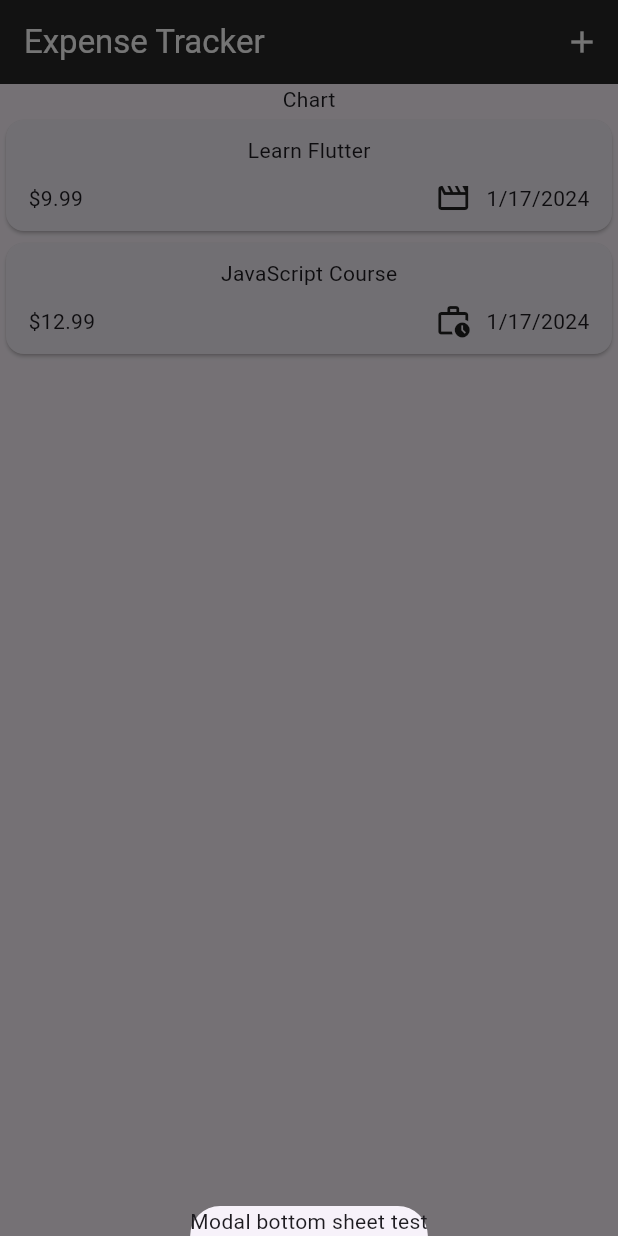
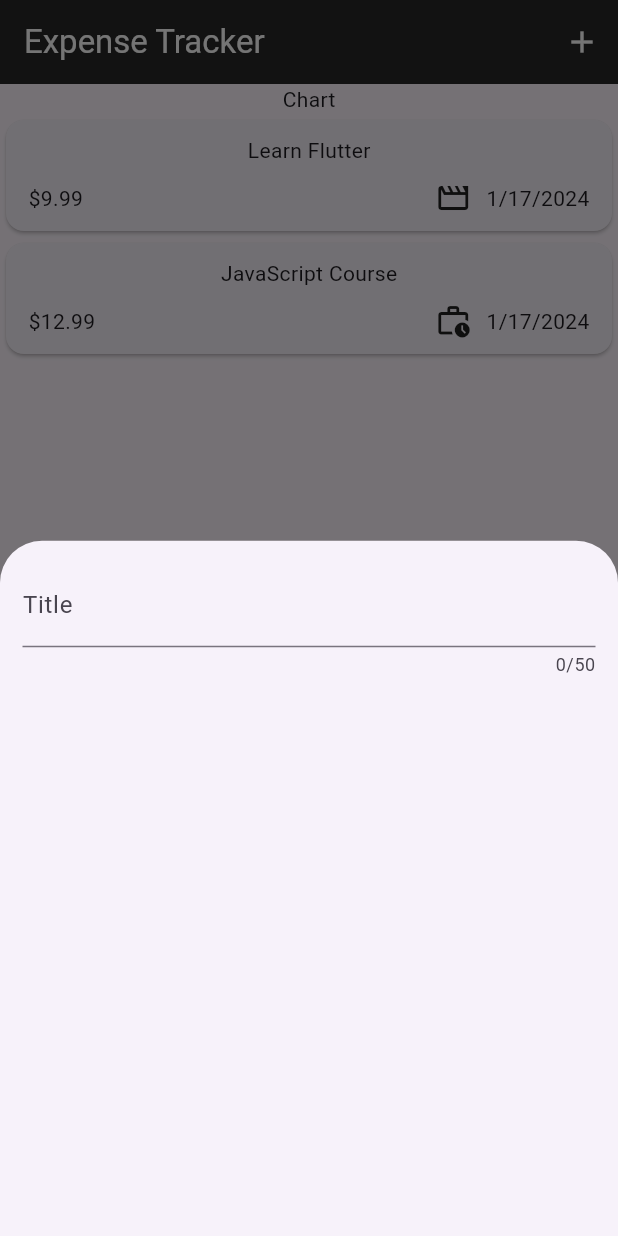
Before and after one commit to carlsantos-mkii/expense-tracker, a Flutter app: the screen it shows after launch, after a tap on the "add" icon, on a phone screen of 412 x 824 dp. Run offline on Flutter 3.47's test engine with Material 3 defaults, Android fonts, the phone set to English and light mode, and no system bars.

Commit message:
Added input field in the modal

```diff
--- a/lib/widgets/expenses.dart
+++ b/lib/widgets/expenses.dart
@@ -1,3 +1,4 @@
+import 'package:expense_tracker/widgets/new_expense.dart';
 import 'package:flutter/material.dart';
 import 'package:expense_tracker/models/expense.dart';
 import 'package:expense_tracker/widgets/expenses_list/expenses_list.dart';
@@ -30,9 +31,7 @@ class _ExpensesState extends State<Expenses> {
   void _openAddExpenseOverlay() {
     showModalBottomSheet(
       context: context,
-      builder: (context) {
-        return const Text('Modal bottom sheet test');
-      }
+      builder: (ctx) => const NewExpense(),
     );
   }
 
--- /dev/null
+++ b/lib/widgets/new_expense.dart
@@ -0,0 +1,30 @@
+import 'package:flutter/material.dart';
+
+class NewExpense extends StatefulWidget {
+	const NewExpense({super.key});
+
+	@override
+	State<NewExpense> createState() {
+		return _NewExpenseState();
+	}
+}
+
+class _NewExpenseState extends State<NewExpense> {
+	@override
+	Widget build(BuildContext context) {
+		return const Padding(
+			padding: EdgeInsets.all(15),
+			child: Column(
+				children: [
+					TextField(
+						maxLength: 50,
+						decoration: InputDecoration(
+							label: Text('Title'),
+						),
+					),
+				],
+			)
+
+		);
+	}
+}
```
Also changed, not shown: 3 other files.
